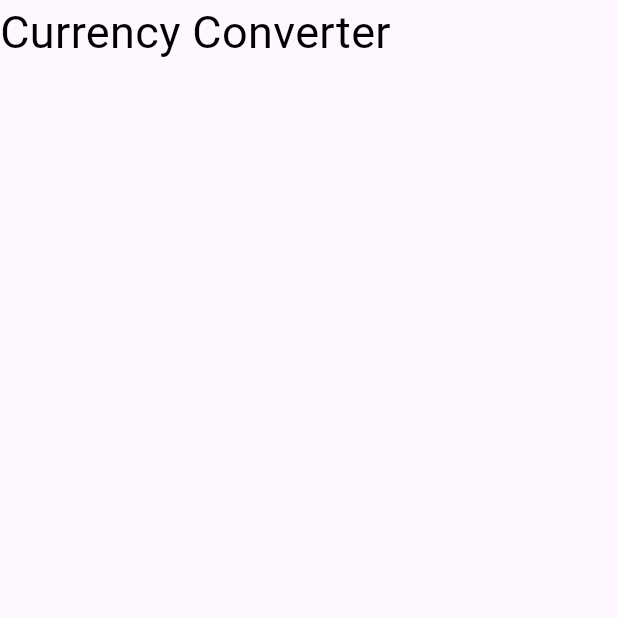
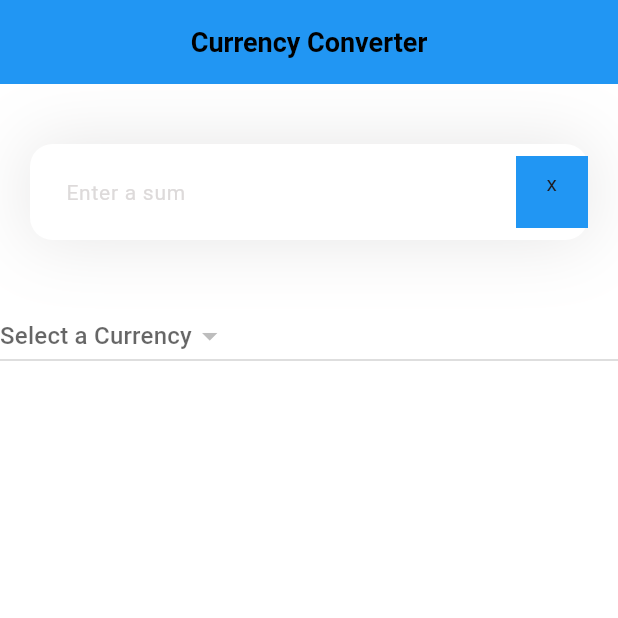
Before and after one commit to hejsjoen/mobilapp, a Flutter app: the screen it shows after launch, on a phone screen of 412 x 824 dp, the top half of it. Run offline on Flutter 3.47's test engine with Material 3 defaults, Android fonts, the light colour scheme and no system bars; our stand-ins replace flutter_svg; statements that could not run were skipped.

Commit message:
Start of lab1

```diff
--- /dev/null
+++ b/lab1/lib/data/currencies.dart
@@ -0,0 +1,57 @@
+class Currencies {
+  var name;
+  var iconPath;
+  var exchangeRate;
+
+  Currencies({
+    required this.name,
+    required this.iconPath,
+    required this.exchangeRate
+  });
+
+  static List<Currencies> getCurrencies() {
+    List<Currencies> currencies = [];
+
+    currencies.add(
+      Currencies(
+        name: 'Svenska Krona',
+        iconPath: 'icons/swe.svg',
+        exchangeRate: 100
+      )
+    );
+
+    currencies.add(
+      Currencies(
+        name: 'USD',
+        iconPath: 'icons/usa.svg',
+        exchangeRate: 957.12
+      )
+    );
+
+    currencies.add(
+      Currencies(
+        name: 'Dansk Krona',
+        iconPath: 'icons/dkk.svg',
+        exchangeRate: 147.63
+      )
+    );
+
+    currencies.add(
+      Currencies(
+        name: 'Euro',
+        iconPath: 'icons/euro.svg',
+        exchangeRate: 1102.60
+      )
+    );
+
+    currencies.add(
+      Currencies(
+        name: 'Norsk Krona',
+        iconPath: 'icons/nkk.svg',
+        exchangeRate: 93.49
+      )
+    );
+
+    return currencies;
+  }
+}
--- a/lab1/lib/lab1.dart
+++ b/lab1/lib/lab1.dart
@@ -1,4 +1,5 @@
 import 'package:flutter/material.dart';
+import 'package:lab1/data/currencies.dart';
 
 class Lab1 extends StatefulWidget {
   const Lab1({super.key});
@@ -8,19 +9,93 @@ class Lab1 extends StatefulWidget {
 }
 
 class _Lab1State extends State<Lab1> {
+  var _selectedCurrency;
+
+  List<Currencies> _currencies = [];
+
+  void _getInfo(){
+    _currencies = Currencies.getCurrencies();
+  }
+
   @override
   Widget build(BuildContext contect) {
+    _getInfo();
     return Scaffold(
-      body: SafeArea(
-        child: Column(
-          children: [
-            Text(
-              "Currency Converter",
-              style: TextStyle(fontSize: 30, color: Colors.black),
-            ),
-          ],
-        ),
-      ),
+      appBar: appBar(),
+      backgroundColor: Colors.white,
+      body: ListView(children: [
+        _textInput(),
+        SizedBox(height: 40,),
+        Container(
+          child: DropdownButton(
+            hint: Text('Select a Currency'),
+            value: _selectedCurrency,
+            onChanged: (newValue){
+              setState(() {
+                _selectedCurrency = newValue;
+              });
+            },
+            items: _currencies.iterator(((name) {
+
+            }
+            )
+        )
+      ],)
+
     );
   }
+
+  Container _textInput() {
+    return Container(
+        margin: EdgeInsets.only(top: 40, left: 20, right: 20),
+        decoration: BoxDecoration(
+          boxShadow: [
+            BoxShadow(
+              color: Color(0xff1D1617).withValues(alpha: 0.11),
+              blurRadius: 40,
+              spreadRadius: 0,
+            )
+          ]
+        ),
+
+        child: TextField(
+          decoration: InputDecoration(
+            filled: true,
+            fillColor: Colors.white,
+            contentPadding: EdgeInsets.all(20),
+            hintText: 'Enter a sum',
+            hintStyle: TextStyle(color: Color(0xffDDDADA), fontSize: 14),
+            border: OutlineInputBorder(
+              borderRadius: BorderRadius.circular(15),
+              borderSide: BorderSide.none,
+            ),
+            suffixIcon: Container(
+              color: Colors.blue,
+              width: 40,
+              padding: EdgeInsets.all(8),
+              child: Text(
+                'x',
+                textAlign: TextAlign.center,
+                ),
+            )
+          ),
+        ),
+      );
+  }
 }
+
+AppBar appBar() {
+    return AppBar(
+      title: Text(
+        'Currency Converter',
+        style: TextStyle(
+          color: Colors.black,
+          fontSize: 18,
+          fontWeight: FontWeight.bold
+        )
+      ),
+      backgroundColor: Colors.blue,
+      centerTitle: true,
+      elevation: 0,
+    );
+  }
```
